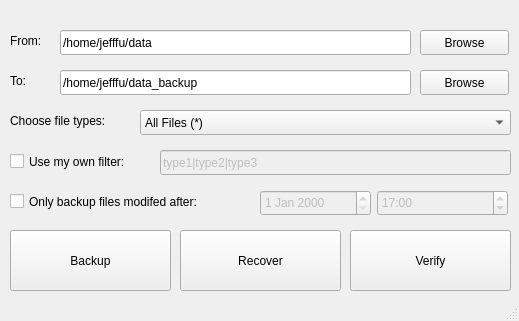
Before: the Qt Designer form mainwindow.ui in Fyy10/File-Backup-System, drawn with Qt 5.
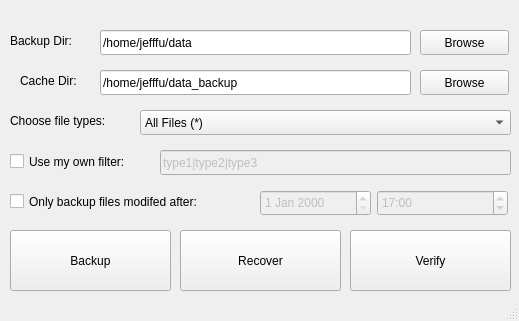
After: the same form once the commit is applied.

Commit message: modify login window & main window

The edit to the form file:
```diff
--- a/mainwindow.ui
+++ b/mainwindow.ui
@@ -45,33 +45,33 @@
      <rect>
       <x>10</x>
       <y>30</y>
-      <width>67</width>
+      <width>81</width>
       <height>21</height>
      </rect>
     </property>
     <property name="text">
-     <string>From:</string>
+     <string>Backup Dir:</string>
     </property>
    </widget>
    <widget class="QLabel" name="ToLabel">
     <property name="geometry">
      <rect>
-      <x>10</x>
+      <x>20</x>
       <y>70</y>
-      <width>67</width>
+      <width>81</width>
       <height>21</height>
      </rect>
     </property>
     <property name="text">
-     <string>To:</string>
+     <string>Cache Dir:</string>
     </property>
    </widget>
    <widget class="QLineEdit" name="SourcePath">
     <property name="geometry">
      <rect>
-      <x>60</x>
+      <x>100</x>
       <y>30</y>
-      <width>351</width>
+      <width>311</width>
       <height>25</height>
      </rect>
     </property>
@@ -88,9 +88,9 @@
    <widget class="QLineEdit" name="TargetPath">
     <property name="geometry">
      <rect>
-      <x>60</x>
+      <x>100</x>
       <y>70</y>
-      <width>351</width>
+      <width>311</width>
       <height>25</height>
      </rect>
     </property>
```
The commit also changes 2 other files.
